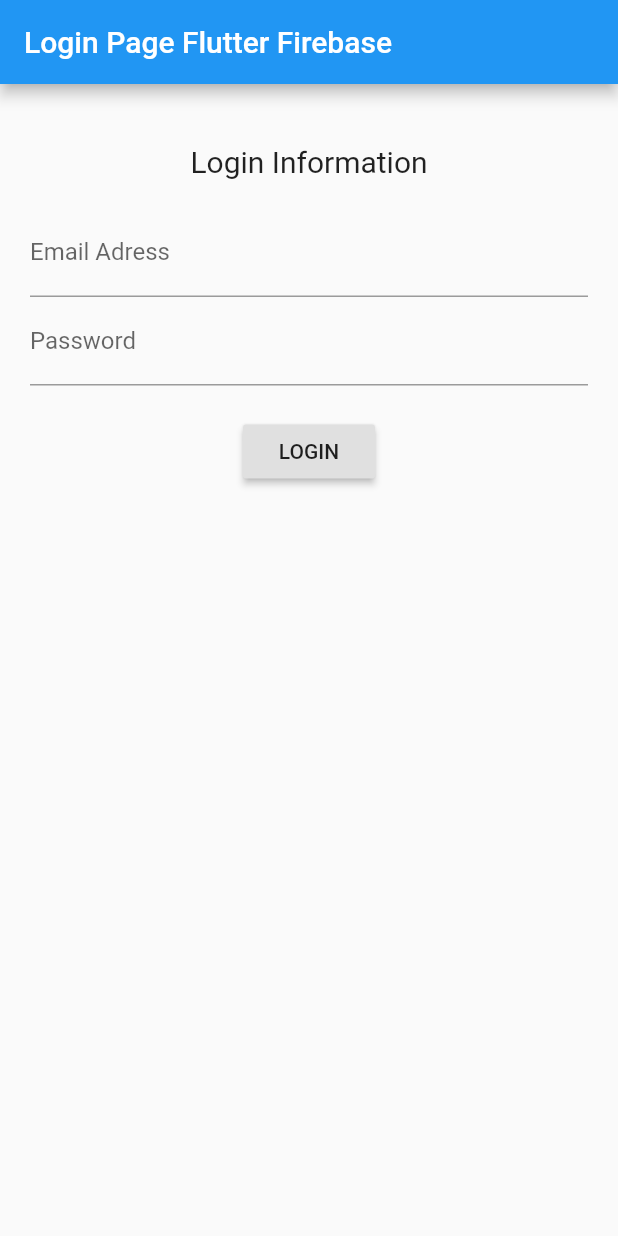
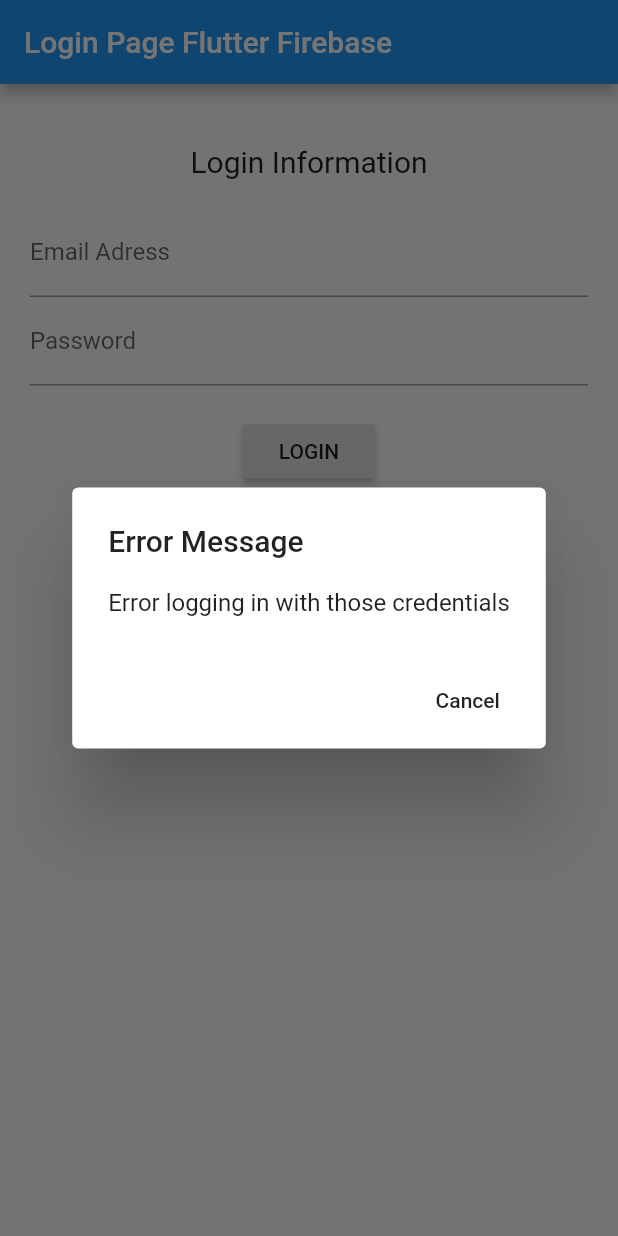
Before and after one commit to didierganthier/simple_firebase_auth, a Flutter app: the screen it shows after launch, after a tap on "LOGIN", on a phone screen of 412 x 824 dp. Run offline on Flutter 3.47's test engine with Material 2 defaults, Android fonts, the phone set to English and light mode, and no system bars; missing offline and left inert: dart:html.

Commit message:
error dialog method called in login_page.dart

```diff
--- a/lib/login_page.dart
+++ b/lib/login_page.dart
@@ -49,7 +49,7 @@ class _LoginPageState extends State<LoginPage> {
                   if(form.validate()){
                     var result = await Provider.of<AuthService>(context).loginUser(email: _email, password: _password);
                     if(result == null){
-
+                      return _buildShowErrorDialog(context, 'Error logging in with those credentials');
                     }
                   }
                 },
```
